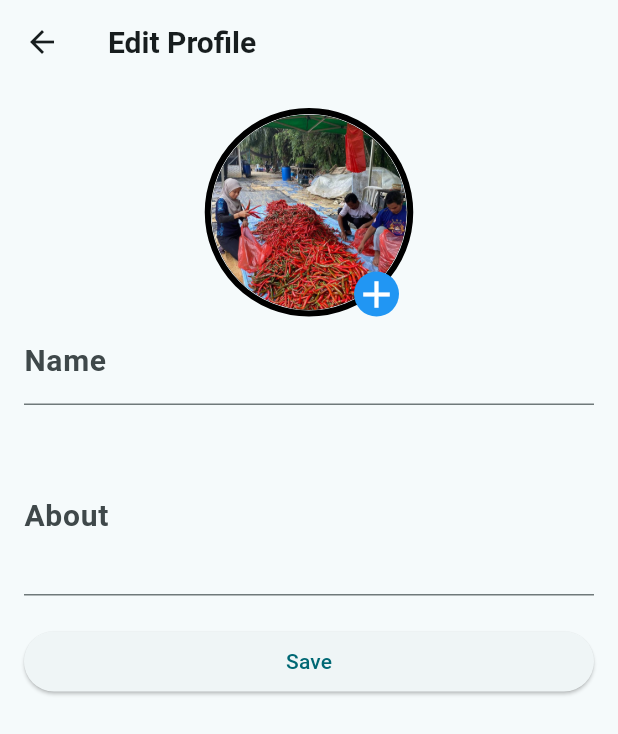
After one commit to aidilaqif/growhub, a Flutter app: the screen it shows after launch, item 4 of the bottom bar chosen, after a tap on "Edit Profile", on a phone screen of 412 x 824 dp. The commit adds this screen. Shown: the top 734 px of the screen. Run offline on Flutter 3.47's test engine with Material 3 defaults, Android fonts, the phone set to English and light mode, and no system bars; our stand-ins replace animate_do, carousel_slider, get, iconsax.

Commit message:
added page edit profile

```diff
--- /dev/null
+++ b/lib/profile/editprofile.dart
@@ -0,0 +1,100 @@
+import 'package:flutter/material.dart';
+import 'package:flutter/widgets.dart';
+
+class EditProfilePage extends StatefulWidget {
+  @override
+  _EditProfilePageState createState() => _EditProfilePageState();
+}
+
+class _EditProfilePageState extends State<EditProfilePage> {
+  TextEditingController _nameController = TextEditingController();
+  TextEditingController _aboutController = TextEditingController();
+
+  @override
+  Widget build(BuildContext context) {
+    return Scaffold(
+      appBar: AppBar(
+        title: const Text('Edit Profile',
+            style: TextStyle(fontSize: 20, fontWeight: FontWeight.bold)),
+      ),
+      body: Padding(
+        padding: EdgeInsets.all(16.0),
+        child: Column(
+          crossAxisAlignment: CrossAxisAlignment.stretch,
+          children: [
+            GestureDetector(
+              onTap: () {
+// Change profile picture logic here and for firebase
+              },
+              child: Stack(
+                children: [
+                  Center(
+                    child: Container(
+                      padding: const EdgeInsets.all(0.5),
+                      decoration: BoxDecoration(
+                          shape: BoxShape.circle,
+                          border: Border.all(color: Colors.black, width: 4)),
+                      child: const CircleAvatar(
+                        maxRadius: 65,
+                        backgroundImage: AssetImage("assets/images/cili1.jpeg"),
+                        backgroundColor: Colors.black,
+                      ),
+                    ),
+                  ),
+                  Positioned(
+                    bottom: 0,
+                    right: 130,
+                    child: Container(
+                      decoration: const BoxDecoration(
+                        color: Colors.blue,
+                        shape: BoxShape.circle,
+                      ),
+                      child: const Icon(
+                        Icons.add,
+                        size: 30,
+                        color: Colors.white,
+                      ),
+                    ),
+                  )
+                ],
+              ),
+            ),
+            TextField(
+              controller: _nameController,
+              decoration: const InputDecoration(
+                  labelText: 'Name',
+                  labelStyle:
+                      TextStyle(fontSize: 20, fontWeight: FontWeight.bold)),
+            ),
+            const SizedBox(height: 20),
+            TextField(
+              controller: _aboutController,
+              decoration: const InputDecoration(
+                  labelText: 'About',
+                  labelStyle: TextStyle(
+                    fontSize: 20,
+                    fontWeight: FontWeight.bold,
+                  )),
+              maxLines: 3,
+            ),
+            SizedBox(height: 20),
+            ElevatedButton(
+              onPressed: () {
+                // Save button action
+                String name = _nameController.text;
+                String about = _aboutController.text;
+
+                // Handle saving logic here
+                // For example, you can save the data to a database
+
+                // After saving, you might want to navigate back
+                Navigator.pop(context);
+              },
+              child: Text('Save'),
+            ),
+          ],
+        ),
+      ),
+    );
+  }
+}
--- a/lib/profile/user.dart
+++ b/lib/profile/user.dart
@@ -1,5 +1,7 @@
 import 'package:animate_do/animate_do.dart';
 import 'package:flutter/material.dart';
+import 'package:flutter/widgets.dart';
+import 'package:growhub/profile/editprofile.dart';
 
 class ProfilePage extends StatelessWidget {
   @override
@@ -81,7 +83,14 @@ class ProfilePage extends StatelessWidget {
               child: Expanded(
                 child: ListView(
                   children: [
-                    Card(
+                    GestureDetector(
+                      onTap: () {
+                        Navigator.push(
+                            context,
+                            MaterialPageRoute(
+                                builder: (context) => EditProfilePage()));
+                      },
+                      child: Card(
                         color: Colors.grey,
                         shape: RoundedRectangleBorder(
                             borderRadius: BorderRadius.circular(30)),
@@ -98,6 +107,7 @@ class ProfilePage extends StatelessWidget {
                           trailing: Icon(
                             Icons.arrow_forward_ios_outlined,
                             color: Colors.black54,
+                          ),
                         ),
                       ),
                     ),
@@ -193,7 +203,7 @@ class ProfilePage extends StatelessWidget {
           Column(
             //column for Circle Avatar
             children: [
-              SizedBox(
+              const SizedBox(
                 height: 90,
               ),
               SizedBox(
@@ -207,7 +217,7 @@ class ProfilePage extends StatelessWidget {
                           shape: BoxShape.circle,
                           border: Border.all(
                               color: Colors.yellow.shade600, width: 3)),
-                      child: CircleAvatar(
+                      child: const CircleAvatar(
                         maxRadius: 65,
                         backgroundImage: AssetImage("assets/images/cili1.jpeg"),
                         backgroundColor: Colors.black,
```
Lines whose indentation alone changed are shown as unchanged.
